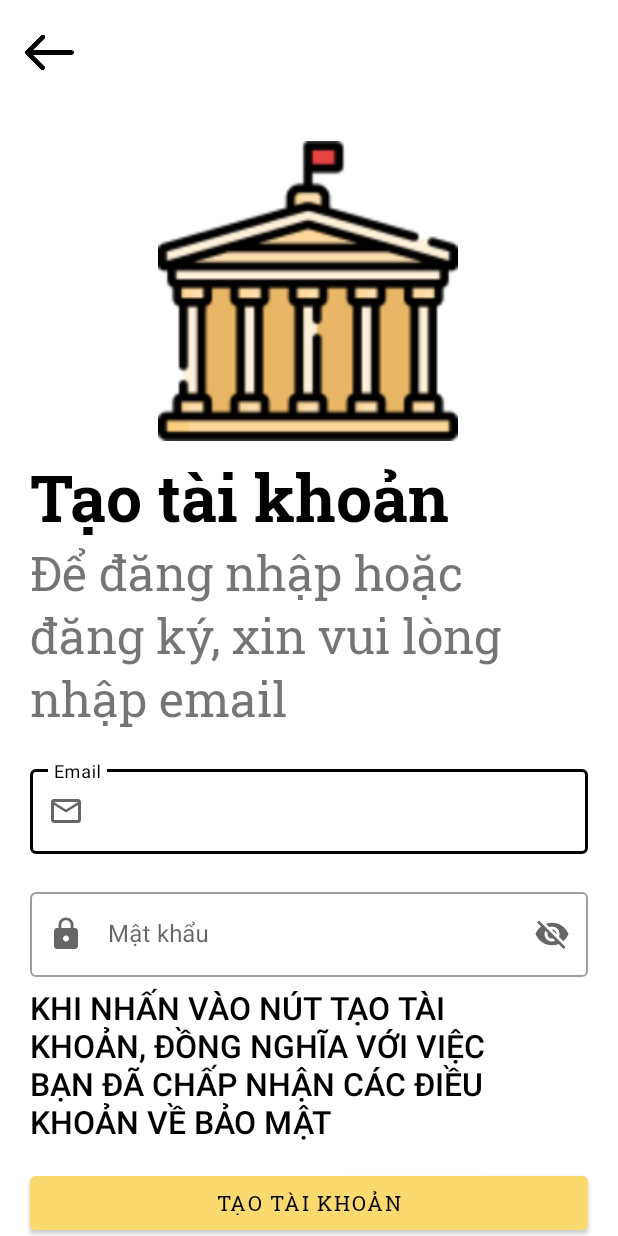
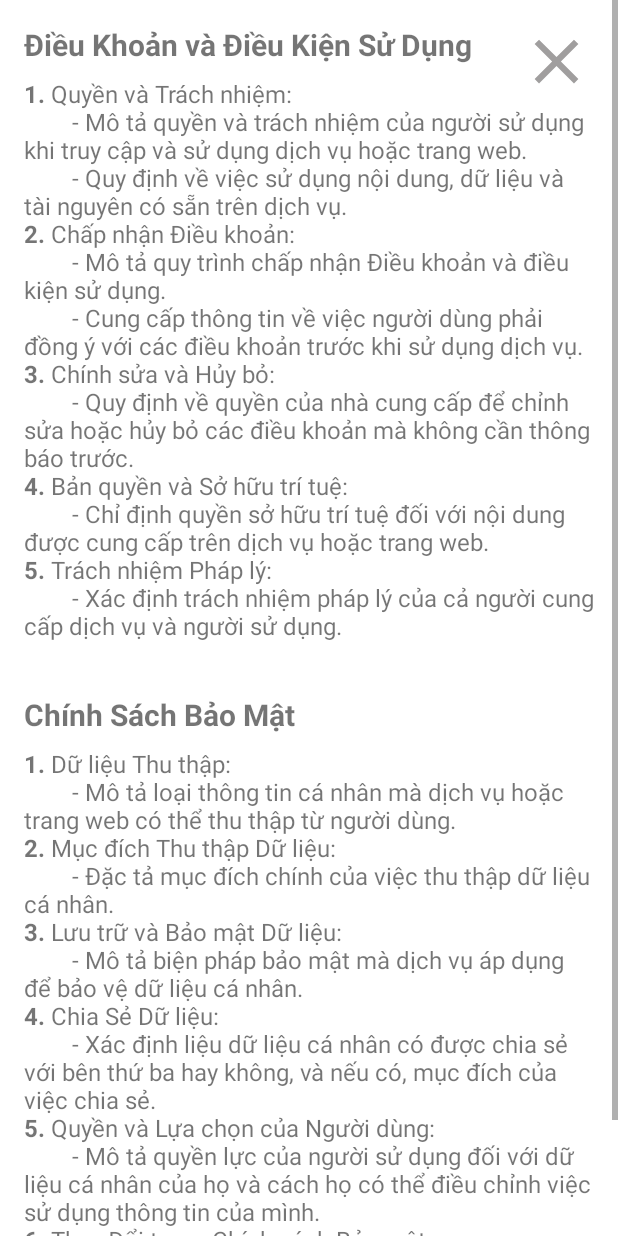
Before and after one commit to 21020286LeMinhChau/HanoiMuseum_UIUX, an Android app built with Jetpack Compose: the CreateAccount screen opened directly, with no data from a screen before it, after a tap on "KHI NHẤN VÀO NÚT TẠO TÀI KHOẢN, ĐỒNG NGH", on a phone screen of 412 x 824 dp. Run offline under Robolectric (Android 15) with nearby library versions, the phone set to English and light mode, and no system bars; 1 other tap on this screen came first.

Commit message:
navigator ready

```diff
--- a/app/src/main/AndroidManifest.xml
+++ b/app/src/main/AndroidManifest.xml
@@ -47,6 +47,7 @@
         </activity>
         <activity android:name=".Gioithieu.SplashSecond" />
         <activity android:name=".Gioithieu.SplashThird" />
+        <activity android:name=".account.TaP.TaP"/>
     </application>
 
 </manifest>
--- a/app/src/main/res/values/strings.xml
+++ b/app/src/main/res/values/strings.xml
@@ -14,6 +14,54 @@
     <string name="title_home">Home</string>
     <string name="title_dashboard">Dashboard</string>
     <string name="title_notifications">Notifications</string>
+    <string name="share_app_text">Please kindly share User Profile Template with your friends!</string>
+
+    <!-- Chuỗi Điều khoản và Điều kiện sử dụng -->
+    <string name="terms_and_conditions_content">
+        <![CDATA[
+            <b>1.</b> Quyền và Trách nhiệm:<br/>
+            &emsp;&emsp;- Mô tả quyền và trách nhiệm của người sử dụng khi truy cập và sử dụng dịch vụ hoặc trang web.<br/>
+            &emsp;&emsp;- Quy định về việc sử dụng nội dung, dữ liệu và tài nguyên có sẵn trên dịch vụ.<br/>
+
+            <b>2.</b> Chấp nhận Điều khoản:<br/>
+            &emsp;&emsp;- Mô tả quy trình chấp nhận Điều khoản và điều kiện sử dụng.<br/>
+            &emsp;&emsp;- Cung cấp thông tin về việc người dùng phải đồng ý với các điều khoản trước khi sử dụng dịch vụ.<br/>
+
+            <b>3.</b> Chính sửa và Hủy bỏ:<br/>
+            &emsp;&emsp;- Quy định về quyền của nhà cung cấp để chỉnh sửa hoặc hủy bỏ các điều khoản mà không cần thông báo trước.<br/>
+
+            <b>4.</b> Bản quyền và Sở hữu trí tuệ:<br/>
+            &emsp;&emsp;- Chỉ định quyền sở hữu trí tuệ đối với nội dung được cung cấp trên dịch vụ hoặc trang web.<br/>
+
+            <b>5.</b> Trách nhiệm Pháp lý:<br/>
+            &emsp;&emsp;- Xác định trách nhiệm pháp lý của cả người cung cấp dịch vụ và người sử dụng.<br/>
+        ]]>
+    </string>
+
+    <!-- Chuỗi Chính sách Bảo mật -->
+    <string name="privacy_policy_content">
+        <![CDATA[
+            <b>1.</b> Dữ liệu Thu thập:<br/>
+            &emsp;&emsp;- Mô tả loại thông tin cá nhân mà dịch vụ hoặc trang web có thể thu thập từ người dùng.<br/>
+
+            <b>2.</b> Mục đích Thu thập Dữ liệu:<br/>
+            &emsp;&emsp;- Đặc tả mục đích chính của việc thu thập dữ liệu cá nhân.<br/>
+
+            <b>3.</b> Lưu trữ và Bảo mật Dữ liệu:<br/>
+            &emsp;&emsp;- Mô tả biện pháp bảo mật mà dịch vụ áp dụng để bảo vệ dữ liệu cá nhân.<br/>
+
+            <b>4.</b> Chia Sẻ Dữ liệu:<br/>
+            &emsp;&emsp;- Xác định liệu dữ liệu cá nhân có được chia sẻ với bên thứ ba hay không, và nếu có, mục đích của việc chia sẻ.<br/>
+
+            <b>5.</b> Quyền và Lựa chọn của Người dùng:<br/>
+            &emsp;&emsp;- Mô tả quyền lực của người sử dụng đối với dữ liệu cá nhân của họ và cách họ có thể điều chỉnh việc sử dụng thông tin của mình.<br/>
+
+            <b>6.</b> Thay Đổi trong Chính sách Bảo mật:<br/>
+            &emsp;&emsp;- Thông báo về quy định thay đổi trong chính sách bảo mật và cách thông báo sẽ được cung cấp.<br/>
+        ]]>
+    </string>
+
+
     <string name="large_text">
         "Material is the metaphor.\n\n"
 
@@ -106,5 +154,5 @@
     <string name="title_activity_thong_tin">ActivityThongTin</string>
     <!-- TODO: Remove or change this placeholder text -->
     <string name="hello_blank_fragment">Hello blank fragment</string>
-    <string name="title_activity_main_run">Main_run</string>
+    <string name="zero">0:00</string>
 </resources>
```
Also changed, not shown: app/src/main/java/com/example/museum/Main_run.java (+9 -2 lines), app/src/main/java/com/example/museum/QR/ScanQR.java (+16 -12 lines), app/src/main/java/com/example/museum/account/profile/profile.java (+20 -16 lines), app/src/main/res/layout/qr_scanner.xml (+0 -9 lines), app/src/main/res/layout/user_profile.xml (+1 -11 lines), 2 other files.
